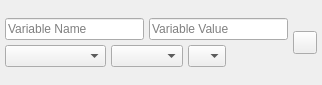
Before: the Qt Designer form UI/Arduino/glitch-object-variable-arduino.ui in textbrowser/glitch, drawn with Qt 5.
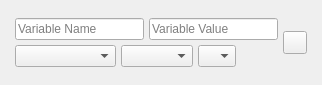
After: the same form once the commit is applied. Icons and pictures are not drawn.

What changed in the file:
```diff
--- a/UI/Arduino/glitch-object-variable-arduino.ui
+++ b/UI/Arduino/glitch-object-variable-arduino.ui
@@ -18,13 +18,13 @@
     <number>5</number>
    </property>
    <property name="leftMargin">
-    <number>5</number>
+    <number>15</number>
    </property>
    <property name="topMargin">
     <number>0</number>
    </property>
    <property name="rightMargin">
-    <number>5</number>
+    <number>15</number>
    </property>
    <property name="bottomMargin">
     <number>0</number>
```
